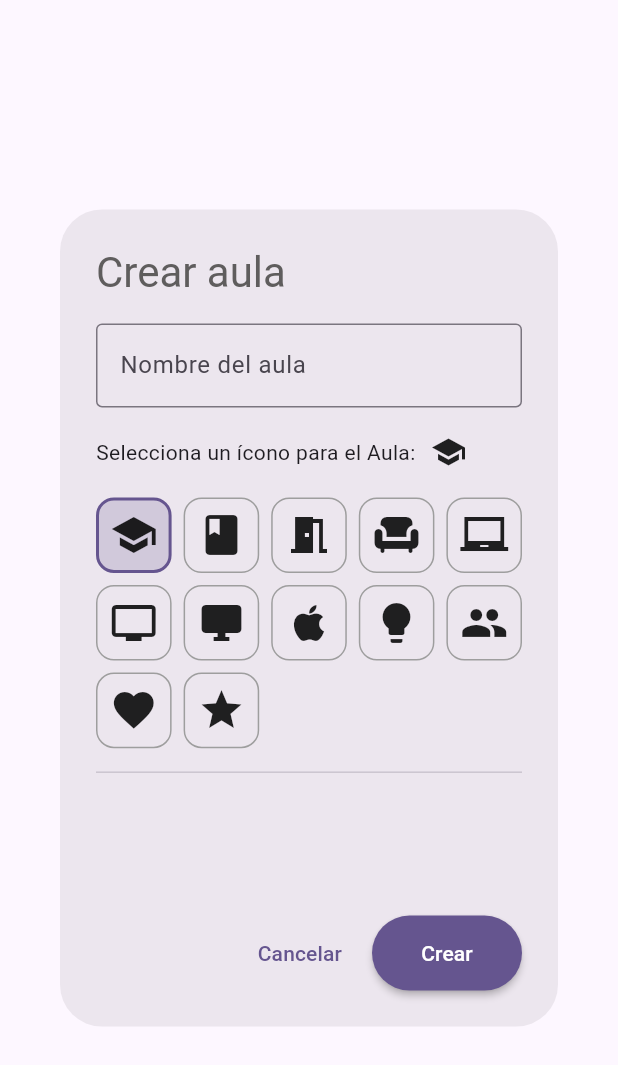
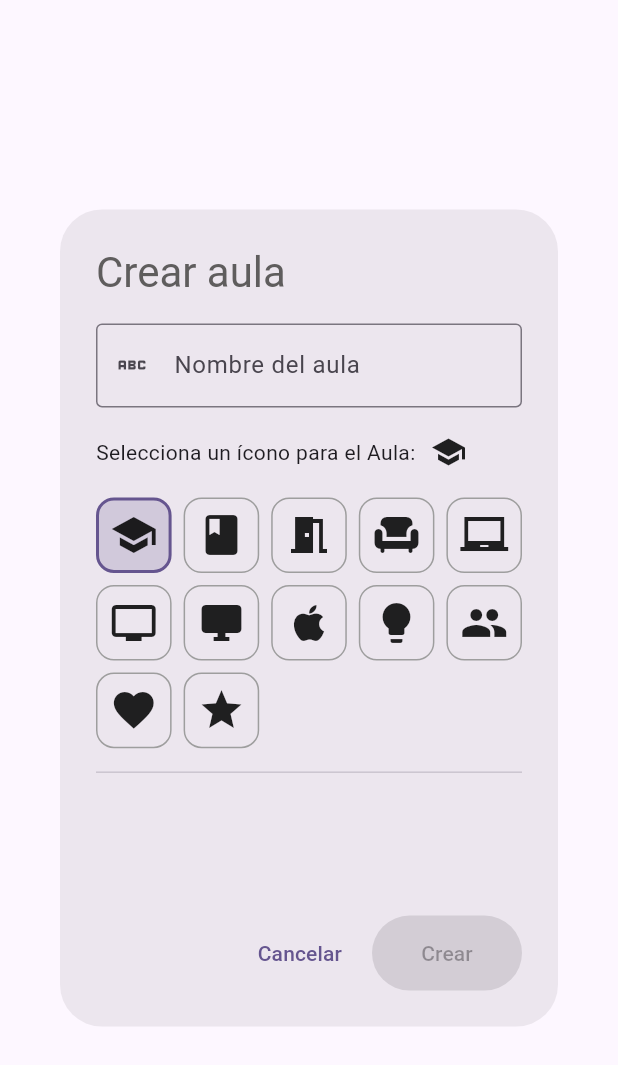
Before and after one commit to 4dominic888/NawiApp, a Flutter app: the AddClassroomModal widget shown alone on an empty page, opened directly, on a phone screen of 412 x 824 dp. Shown: the top 1065 px of the screen. Run offline on Flutter 3.47's test engine with Material 3 defaults, Android fonts, the phone set to English and light mode, and no system bars; drawn by our look-alikes of overlay_support; our stand-ins replace avatar_glow, awesome_dialog, date_field, drift, equatable, file_picker and 11 more; missing offline and left inert: drop_down_search_field, infinite_grouped_list, manual_speech_to_text, mention_tag_text_field, pdfrx, sqlite3; accounts and stored records are empty; generated files the repository leaves out were written again; statements that could not run were skipped.

Commit message:
creacion y edicion, primera forma

```diff
--- a/lib/domain/models/classroom/entity/classroom.dart
+++ b/lib/domain/models/classroom/entity/classroom.dart
@@ -28,10 +28,12 @@ class Classroom with _$Classroom {
     this.id = '*',
     required this.name,
     this.status = ClassroomStatus.notStarted,
-    required this.iconCode,
+    this.iconCode = 0xe559,
     DateTime? createdAt,
     this.description
   }) : createdAt = createdAt ?? DateTime.now();
+
+  Classroom.empty() : this(name: '');
 
   @override
   int get hashCode => name.hashCode;
--- /dev/null
+++ b/lib/presentation/features/select_classroom/providers/create_classroom_form_provider.dart
@@ -0,0 +1,52 @@
+import 'package:flutter_riverpod/flutter_riverpod.dart';
+import 'package:get_it/get_it.dart';
+import 'package:nawiapp/domain/classes/result.dart';
+import 'package:nawiapp/domain/models/classroom/entity/classroom.dart';
+import 'package:nawiapp/domain/models/classroom/entity/classroom_status.dart';
+import 'package:nawiapp/domain/services/classroom_service_base.dart';
+import 'package:nawiapp/utils/nawi_general_utils.dart';
+import 'package:rounded_loading_button_plus/rounded_loading_button.dart';
+
+class ClassroomFormNotifier extends StateNotifier<Classroom> {
+
+  final ClassroomServiceBase service;
+
+  ClassroomFormNotifier(Classroom? classroom, {required this.service}) : super(classroom ?? Classroom.empty());
+
+  void setName(String name) => state = state.copyWith(name: name);
+  void setIcon(int iconCode) => state = state.copyWith(iconCode: iconCode);
+  void setStatus(ClassroomStatus status) => state = state.copyWith(status: status);
+
+  String? get nameErrorText {
+    final name = NawiGeneralUtils.clearSpaces(state.name);
+    if(name.isEmpty) return null;
+    if(name.length <= 2) return "El nombre es demasiado corto";
+    return null;
+  }
+
+  bool get isValid => NawiGeneralUtils.clearSpaces(state.name).isNotEmpty;
+
+  Future<void> submit({required RoundedLoadingButtonController buttonController, String? idToEdit}) async {
+    // buttonController.start();
+
+    bool isUpdatable = idToEdit != null;
+    final Result<Object> result;
+
+    if(isUpdatable) {
+      result = await service.updateOne(state.copyWith(id: idToEdit));
+    }
+    else {
+      result = await service.addOne(state);
+    }
+
+    result.onValue(
+      onError: (_, __) => buttonController.error(),
+      onSuccessfully: (_, __) => buttonController.success(),
+    );
+  }
+}
+
+final classroomFormProvider = StateNotifierProvider
+  .autoDispose
+  .family<ClassroomFormNotifier, Classroom, Classroom?>
+  ((ref, classroom) => ClassroomFormNotifier(classroom, service: GetIt.I<ClassroomServiceBase>()));
--- a/lib/presentation/features/select_classroom/screens/add_classroom_modal.dart
+++ b/lib/presentation/features/select_classroom/screens/add_classroom_modal.dart
@@ -1,23 +1,44 @@
 import 'package:flutter/material.dart';
+import 'package:flutter_riverpod/flutter_riverpod.dart';
+import 'package:nawiapp/domain/models/classroom/entity/classroom.dart';
+import 'package:nawiapp/presentation/features/select_classroom/providers/create_classroom_form_provider.dart';
 import 'package:nawiapp/presentation/features/select_classroom/widgets/classroom_icon_selector_field.dart';
 import 'package:nawiapp/presentation/widgets/loading_process_button.dart';
 import 'package:rounded_loading_button_plus/rounded_loading_button.dart';
 
-class AddClassroomModal extends StatefulWidget {
-  const AddClassroomModal({ super.key });
+class AddClassroomModal extends ConsumerStatefulWidget {
+
+  final Classroom? data;
+
+  const AddClassroomModal({ super.key, this.data });
 
   @override
-  State<AddClassroomModal> createState() => _AddClassroomModalState();
+  ConsumerState<AddClassroomModal> createState() => _AddClassroomModalState();
 }
 
-class _AddClassroomModalState extends State<AddClassroomModal> {
+class _AddClassroomModalState extends ConsumerState<AddClassroomModal> {
 
   final _createBtnController = RoundedLoadingButtonController();
+  late final TextEditingController _nameController;
+
+  @override
+  void initState() {
+    super.initState();
+    _nameController = TextEditingController(text: widget.data?.name ?? '');
+  }
+
+  @override
+  void dispose() {
+    _nameController.dispose();
+    super.dispose();
+  }
 
   @override
   Widget build(BuildContext context) {
+    final classroomFormNotifier = ref.read(classroomFormProvider(widget.data).notifier);
+
     return AlertDialog(
-      title: Text("Crear aula", style: Theme.of(context).textTheme.headlineMedium),
+      title: Text("${widget.data == null ? "Crear" : "Editar"} aula", style: Theme.of(context).textTheme.headlineMedium),
       content: SizedBox(
         height: MediaQuery.of(context).size.height * 0.45,
         width: 500,
@@ -26,17 +47,22 @@ class _AddClassroomModalState extends State<AddClassroomModal> {
             crossAxisAlignment: CrossAxisAlignment.start,
             children: [
               TextFormField(
-                decoration: const InputDecoration(
-                  border: OutlineInputBorder(),
-                  hintText: "Nombre del aula"
+                controller: _nameController,
+                onChanged: classroomFormNotifier.setName,
+                onTapOutside: (_) => FocusScope.of(context).unfocus(),
+                decoration: InputDecoration(
+                  border: const OutlineInputBorder(),
+                  hintText: "Nombre del aula",
+                  errorText: classroomFormNotifier.nameErrorText,
+                  prefixIcon: const Icon(Icons.abc)
                 ),
               ),
 
               const SizedBox(height: 10),
 
-              ClassroomIconSelectorField(onIconSelected: (value) {
-
-              }),
+              ClassroomIconSelectorField(onIconSelected: (value) =>
+                classroomFormNotifier.setIcon(value)
+              ),
 
               Padding(
                 padding: const EdgeInsets.symmetric(vertical: 8.0),
@@ -57,10 +83,10 @@ class _AddClassroomModalState extends State<AddClassroomModal> {
           child: LoadingProcessButton(
             autoResetable: true,
             controller: _createBtnController,
-            proccess: () async {
-              await Future.delayed(const Duration(seconds: 1));
-              _createBtnController.error();
-            },
+            proccess: classroomFormNotifier.isValid ?
+              () async => await classroomFormNotifier.submit(
+                buttonController: _createBtnController, idToEdit: widget.data?.id
+              ) : null,
             label: const Text('Crear')
           ),
         )
```
